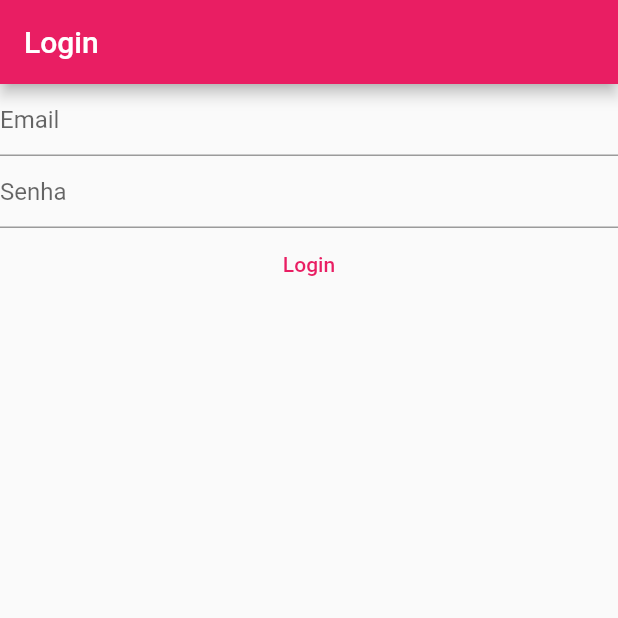
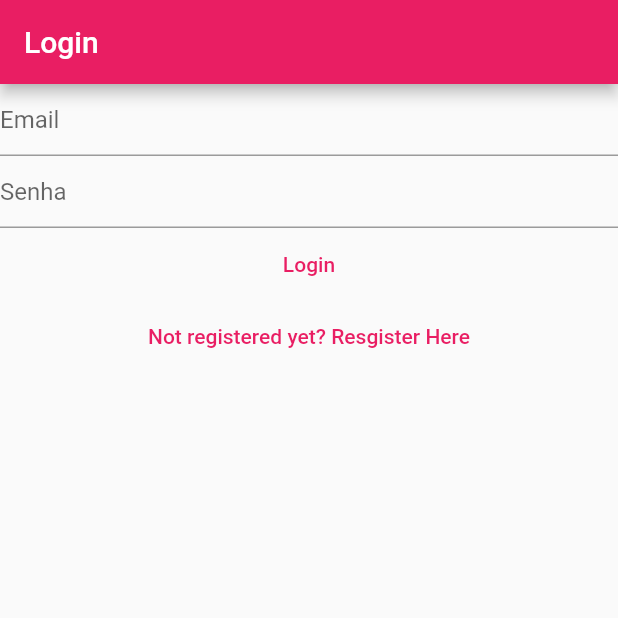
Before and after one commit to andre-brandao/flutter_codecamp, a Flutter app: the screen it shows after launch, on a phone screen of 412 x 824 dp, the top half of it. Run offline on Flutter 3.47's test engine with Material 2 defaults, Android fonts, the light colour scheme and no system bars; our stand-ins replace firebase_auth, firebase_core; accounts and stored records are empty.

Commit message:
View - Verificar Email e HomePage

```diff
--- a/lib/main.dart
+++ b/lib/main.dart
@@ -1,9 +1,9 @@
+import 'package:firebase_auth/firebase_auth.dart';
 import 'package:firebase_core/firebase_core.dart';
 import 'package:flutter/material.dart';
-import 'package:firebase_auth/firebase_auth.dart';
+import 'package:flutter_codecamp/views/register_view.dart';
 import 'firebase_options.dart';
 
-import 'package:flutter_codecamp/views/register_view.dart';
 import 'package:flutter_codecamp/views/login_view.dart';
 
 void main() {
@@ -14,9 +14,34 @@ void main() {
       theme: ThemeData(
         primarySwatch: Colors.pink,
       ),
-      home: const LoginView(),
+      home: const HomePage(),
+      routes: {
+        '/login/': (context) => const LoginView(),
+        '/register/': (context) => const RegisterView(),
+      },
     ),
   );
+}
+
+class HomePage extends StatelessWidget {
+  const HomePage({Key? key}) : super(key: key);
+
+  @override
+  Widget build(BuildContext context) {
+    return FutureBuilder(
+      future: Firebase.initializeApp(
+        options: DefaultFirebaseOptions.currentPlatform,
+      ),
+      builder: (context, snapshot) {
+        switch (snapshot.connectionState) {
+          case ConnectionState.done:
+            return const LoginView();
+          default:
+            return const CircularProgressIndicator();
+        }
+      },
+    );
+  }
 }
 
 
--- a/lib/views/login_view.dart
+++ b/lib/views/login_view.dart
@@ -31,15 +31,10 @@ class _LoginViewState extends State<LoginView> {
   @override
   Widget build(BuildContext context) {
     return Scaffold(
-      appBar: AppBar(title: const Text('Login')),
-      body: FutureBuilder(
-        future: Firebase.initializeApp(
-          options: DefaultFirebaseOptions.currentPlatform,
+      appBar: AppBar(
+        title: const Text('Login'),
       ),
-        builder: (context, snapshot) {
-          switch (snapshot.connectionState) {
-            case ConnectionState.done:
-              return Column(
+      body: Column(
         children: [
           TextField(
             controller: _email,
@@ -66,26 +61,28 @@ class _LoginViewState extends State<LoginView> {
 
               try {
                 final userCredential = await FirebaseAuth.instance
-                            .signInWithEmailAndPassword(
-                                email: email, password: senha);
+                    .signInWithEmailAndPassword(email: email, password: senha);
                 print(userCredential);
               } on FirebaseAuthException catch (e) {
                 if (e.code == 'user-not-found') {
                   print('user not found');
-                        } else {
-                          print('something else happenned');
-                          print(e.code);
+                } else if (e.code == 'wrong-password') {
+                  print('wrong password');
                 }
               }
             },
             child: const Text('Login'),
           ),
+          TextButton(
+            onPressed: () {
+              Navigator.of(context).pushNamedAndRemoveUntil(
+                "/register/",
+                (route) => false,
+              );
+            },
+            child: const Text('Not registered yet? Resgister Here'),
+          )
         ],
-              );
-            default:
-              return const Text('Loading');
-          }
-        },
       ),
     );
   }
```
Also changed, not shown: lib/views/register_view.dart (+12 -13 lines), lib/views/verify_email_build.dart (added, +32 -0 lines). Lines whose indentation alone changed are shown as unchanged.
